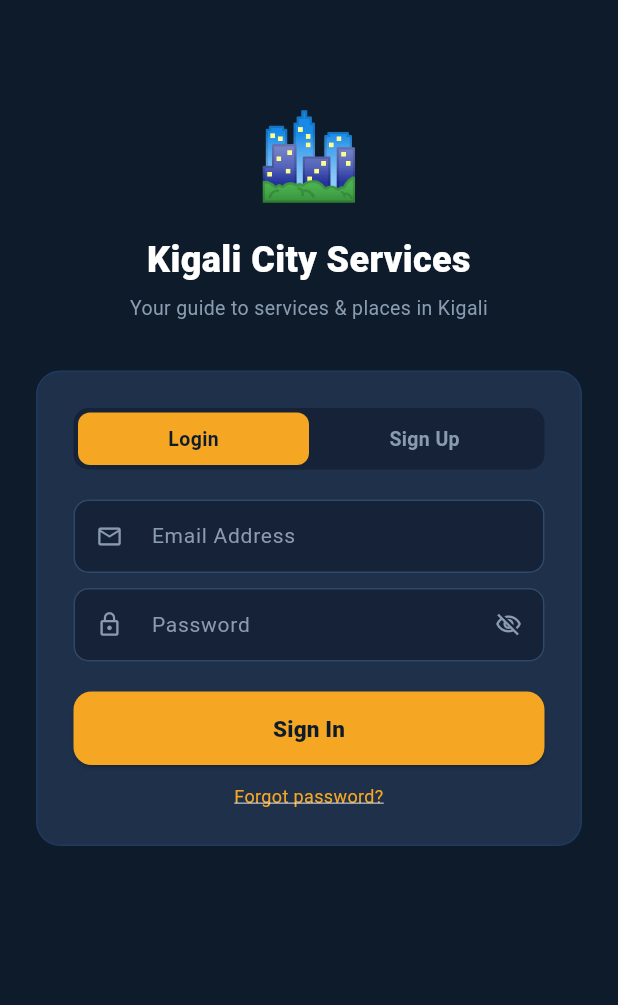
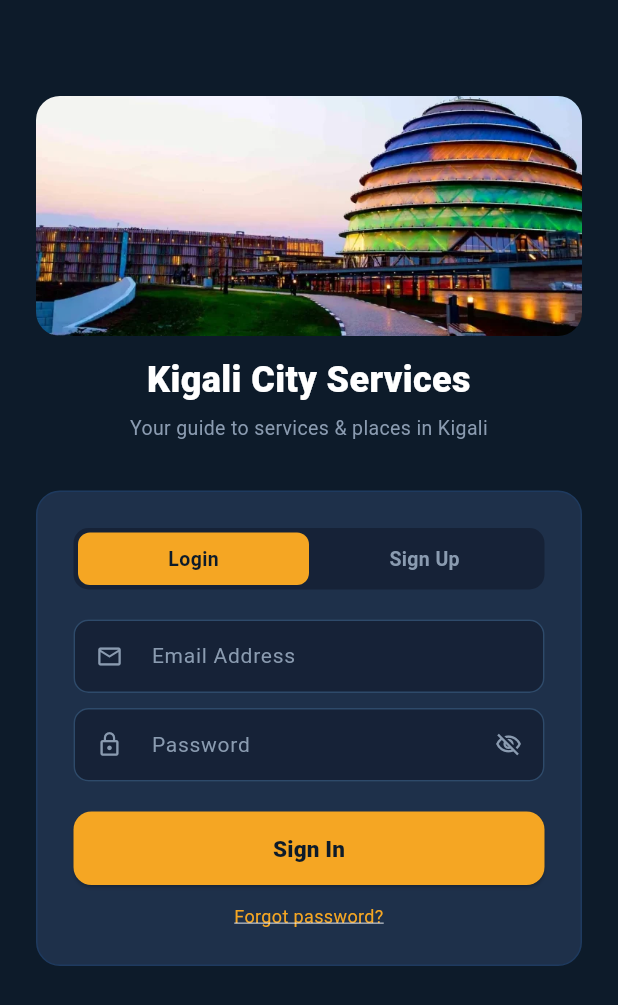
Before and after one commit to Jongkuch1/kigali_services_directory, a Flutter app: the screen it shows after launch, on a phone screen of 412 x 824 dp. Shown: the top 1005 px of the screen. Run offline on Flutter 3.47's test engine with Material 3 defaults, Android fonts, the phone set to English and light mode, and no system bars; our stand-ins replace cloud_firestore, firebase_auth, firebase_core, firebase_messaging, google_maps_flutter, image_picker and 1 more; accounts and stored records are empty.

Commit message:
feat: replace emoji with Kigali image on auth screen

```diff
--- a/lib/screens/auth_screen.dart
+++ b/lib/screens/auth_screen.dart
@@ -151,7 +151,15 @@ class _AuthScreenState extends State<AuthScreen> {
           child: Column(
             children: [
               const SizedBox(height: 40),
-              const Text('🏙️', style: TextStyle(fontSize: 56)),
+              ClipRRect(
+                borderRadius: BorderRadius.circular(16),
+                child: Image.asset(
+                  'assets/image.png',
+                  height: 160,
+                  width: double.infinity,
+                  fit: BoxFit.cover,
+                ),
+              ),
               const SizedBox(height: 12),
               const Text(
                 'Kigali City Services',
--- a/pubspec.yaml
+++ b/pubspec.yaml
@@ -79,9 +79,8 @@ flutter:
   uses-material-design: true
 
   # To add assets to your application, add an assets section, like this:
-  # assets:
-  #   - images/a_dot_burr.jpeg
-  #   - images/a_dot_ham.jpeg
+  assets:
+    - assets/image.png
 
   # An image asset can refer to one or more resolution-specific "variants", see
   # https://flutter.dev/to/resolution-aware-images
```
Also changed, not shown: assets/image.png (added).
